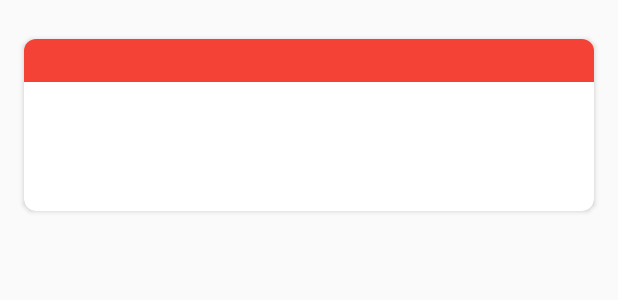
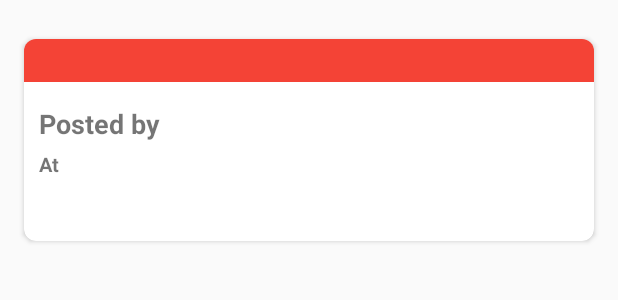
Before and after one commit to polyc/GameLibrary, an Android app: the layout post_element.xml on its own in the app's theme, with its tools: preview values and no code run, on a phone screen of 412 x 824 dp. Shown: the top 300 px of the screen. Run offline under Robolectric (Android 15) with nearby library versions, the phone set to English and light mode, and no system bars; plain views replace ExpandableCardView; network calls fail.

Commit message:
Refines post layout

```diff
--- a/app/src/main/res/layout/post_element.xml
+++ b/app/src/main/res/layout/post_element.xml
@@ -35,39 +35,66 @@
 
             <RelativeLayout
                 android:layout_width="match_parent"
+                android:layout_height="match_parent">
+
+                <ImageView
+                    android:layout_marginTop="10dp"
+                    android:id="@+id/post_image"
+                    android:layout_width="match_parent"
+                    android:layout_height="200dp"
+                    android:visibility="gone"/>
+            </RelativeLayout>
+
+            <RelativeLayout
+                android:layout_width="match_parent"
                 android:layout_height="wrap_content"
                 android:layout_marginTop="10dp">
+
+                <TextView
+                    android:id="@+id/post_author_placeholder"
+                    android:layout_width="wrap_content"
+                    android:layout_height="wrap_content"
+                    android:layout_marginStart="10dp"
+                    android:textSize="18sp"
+                    android:clickable="true"
+                    android:focusable="true"
+                    android:text="Posted by"
+                    android:textStyle="bold"/>
 
                 <TextView
                     android:id="@+id/post_author"
                     android:layout_width="wrap_content"
                     android:layout_height="wrap_content"
+                    android:layout_marginStart="5dp"
+                    android:textSize="18sp"
+                    android:clickable="true"
+                    android:focusable="true"
+                    android:elevation="5dp"
+                    android:layout_toEndOf="@id/post_author_placeholder"/>
+
+            </RelativeLayout>
+
+            <RelativeLayout
+                android:layout_width="match_parent"
+                android:layout_height="wrap_content">
+                <TextView
+                    android:id="@+id/post_created_at_placeholder"
+                    android:layout_width="wrap_content"
+                    android:layout_height="wrap_content"
+                    android:layout_marginTop="5dp"
                     android:layout_marginStart="10dp"
-                    android:textSize="17sp"
-                    android:clickable="true"
-                    android:focusable="true"/>
+                    android:textSize="13sp"
+                    android:text="At"
+                    android:textStyle="bold"/>
 
                 <TextView
                     android:id="@+id/post_created_at"
                     android:layout_width="wrap_content"
                     android:layout_height="wrap_content"
-                    android:layout_marginStart="10dp"
-                    android:layout_alignParentEnd="true"
-                    android:layout_marginEnd="10dp"
-                    android:textSize="17sp"/>
-
-            </RelativeLayout>
-
-            <RelativeLayout
-                android:layout_width="match_parent"
-                android:layout_height="match_parent">
-
-                <ImageView
-                    android:id="@+id/post_image"
-                    android:layout_width="match_parent"
-                    android:layout_height="200dp"
-                    android:visibility="gone"/>
-
+                    android:layout_marginTop="5dp"
+                    android:layout_marginStart="5dp"
+                    android:textSize="13sp"
+                    android:layout_toEndOf="@id/post_created_at_placeholder"/>
             </RelativeLayout>
 
             <com.alespero.expandablecardview.ExpandableCardView
@@ -77,7 +104,8 @@
                 app:inner_view="@layout/post_webview"
                 app:expandOnClick="true"
                 android:id="@+id/read_more_card"
-                android:layout_marginTop="10dp"/>
+                android:layout_marginTop="5dp"
+                card_view:startExpanded="false"/>
 
             <TextView
                 android:id="@+id/post_go_reddit"
```
